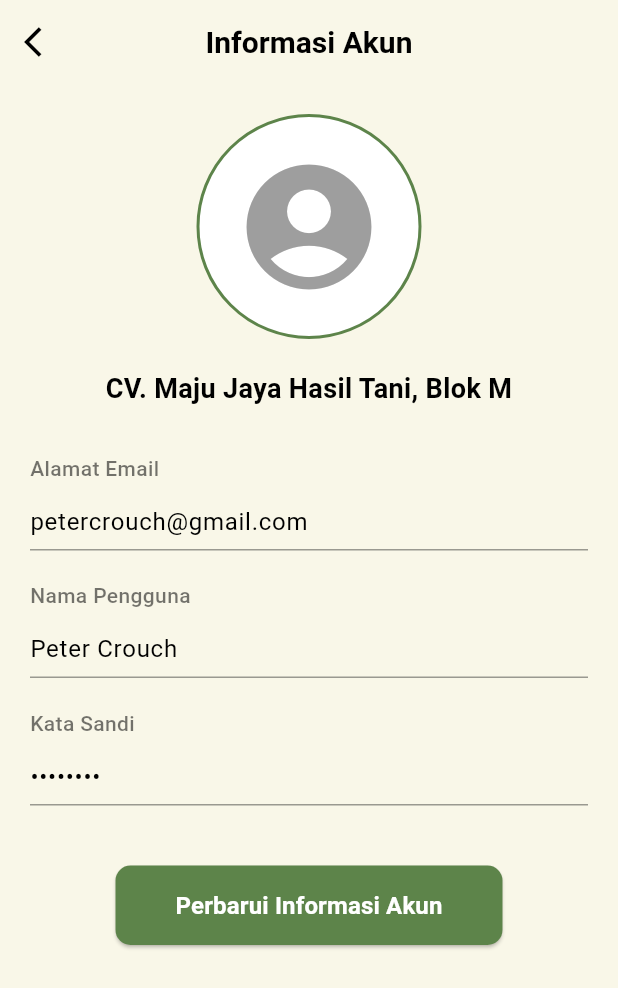
After one commit to anisaideliaa/FPTekberGroup3, a Flutter app: the InformasiAkunUsahaPage screen opened by its route, on a phone screen of 412 x 824 dp. The commit adds this screen. Shown: the top 988 px of the screen. Run offline on Flutter 3.47's test engine with Material 3 defaults, Android fonts, the phone set to English and light mode, and no system bars; Roboto replaces fonts that are missing (Poppins).

Commit message:
Menambahkan profil usaha baru dan mengedit main.dart

```diff
--- /dev/null
+++ b/lib/Pages/InformasiAkunUsaha.dart
@@ -0,0 +1,227 @@
+import 'package:flutter/material.dart';
+
+class InformasiAkunUsahaPage extends StatefulWidget {
+  const InformasiAkunUsahaPage({super.key});
+
+  @override
+  State<InformasiAkunUsahaPage> createState() => _InformasiAkunPageState();
+}
+
+class _InformasiAkunPageState extends State<InformasiAkunUsahaPage> {
+  // Controllers untuk setiap field input
+  final TextEditingController _namaUsahaController =
+      TextEditingController(text: 'CV. Maju Jaya Hasil Tani, Blok M');
+  final TextEditingController _emailController =
+      TextEditingController(text: 'petercrouch@gmail.com');
+  final TextEditingController _namaPenggunaController =
+      TextEditingController(text: 'Peter Crouch');
+  final TextEditingController _kataSandiController = TextEditingController(
+      text: '********'); // Representasi kata sandi tersembunyi
+
+  bool _isEditing = false; // State untuk mengontrol mode edit
+
+  @override
+  void dispose() {
+    // Pastikan untuk membuang controller saat widget di-dispose
+    _namaUsahaController.dispose();
+    _emailController.dispose();
+    _namaPenggunaController.dispose();
+    _kataSandiController.dispose();
+    super.dispose();
+  }
+
+  @override
+  Widget build(BuildContext context) {
+    return Scaffold(
+      backgroundColor: const Color(0xFFF9F7E8), // Warna latar belakang
+      appBar: AppBar(
+        backgroundColor: const Color(0xFFF9F7E8),
+        elevation: 0,
+        leading: IconButton(
+          icon: const Icon(Icons.arrow_back_ios, color: Colors.black),
+          onPressed: () {
+            Navigator.pop(
+                context); // Kembali ke halaman sebelumnya (ScreenProfileUsaha)
+          },
+        ),
+        title: const Text(
+          'Informasi Akun', // Judul halaman
+          style: TextStyle(
+            color: Colors.black,
+            fontWeight: FontWeight.bold,
+            fontSize: 20,
+            fontFamily: 'Poppins',
+          ),
+        ),
+        centerTitle: true, // Judul di tengah
+      ),
+      body: SingleChildScrollView(
+        padding: const EdgeInsets.all(20.0),
+        child: Column(
+          children: [
+            // Gambar Profil
+            Container(
+              width: 150,
+              height: 150,
+              decoration: BoxDecoration(
+                shape: BoxShape.circle,
+                color: Colors.white,
+                border: Border.all(color: const Color(0xFF5D844A), width: 2),
+              ),
+              child: const Icon(
+                Icons.account_circle, // Placeholder ikon orang
+                size: 100,
+                color: Colors.grey,
+              ),
+            ),
+            const SizedBox(height: 20),
+            // Nama Usaha
+            Text(
+              _namaUsahaController.text, // Teks ini tidak bisa diedit
+              textAlign: TextAlign.center,
+              style: const TextStyle(
+                fontSize: 18,
+                fontWeight: FontWeight.bold,
+                color: Colors.black,
+                fontFamily: 'Poppins',
+              ),
+            ),
+            const SizedBox(height: 30),
+
+            // Field Alamat Email
+            _buildTextField(
+              label: 'Alamat Email',
+              controller: _emailController,
+              isEnabled: _isEditing,
+              isObscureText: false,
+              suffixIcon: _isEditing ? Icons.edit : null,
+            ),
+            const SizedBox(height: 20),
+
+            // Field Nama Pengguna
+            _buildTextField(
+              label: 'Nama Pengguna',
+              controller: _namaPenggunaController,
+              isEnabled: _isEditing,
+              isObscureText: false,
+              suffixIcon: _isEditing ? Icons.edit : null,
+            ),
+            const SizedBox(height: 20),
+
+            // Field Kata Sandi
+            _buildTextField(
+              label: 'Kata Sandi',
+              controller: _kataSandiController,
+              isEnabled: _isEditing,
+              isObscureText: true, // Sembunyikan teks
+              suffixIcon: _isEditing ? Icons.edit : null,
+            ),
+            const SizedBox(height: 40),
+
+            // Tombol Perbarui/Simpan Informasi Akun
+            ElevatedButton(
+              onPressed: () {
+                setState(() {
+                  _isEditing = !_isEditing; // Toggle mode edit
+                });
+                if (!_isEditing) {
+                  // Jika beralih dari edit ke baca, berarti menyimpan perubahan
+                  _saveAccountInfo();
+                }
+              },
+              style: ElevatedButton.styleFrom(
+                backgroundColor: const Color(0xFF5D844A), // Warna tombol
+                shape: RoundedRectangleBorder(
+                  borderRadius: BorderRadius.circular(10), // Sudut melengkung
+                ),
+                padding:
+                    const EdgeInsets.symmetric(horizontal: 40, vertical: 15),
+              ),
+              child: Text(
+                _isEditing
+                    ? 'Simpan Informasi Akun'
+                    : 'Perbarui Informasi Akun',
+                style: const TextStyle(
+                  fontSize: 16,
+                  color: Colors.white,
+                  fontWeight: FontWeight.bold,
+                  fontFamily: 'Poppins',
+                ),
+              ),
+            ),
+          ],
+        ),
+      ),
+    );
+  }
+
+  // Widget pembantu untuk membuat TextField kustom
+  Widget _buildTextField({
+    required String label,
+    required TextEditingController controller,
+    required bool isEnabled,
+    bool isObscureText = false,
+    IconData? suffixIcon,
+  }) {
+    return Column(
+      crossAxisAlignment: CrossAxisAlignment.start,
+      children: [
+        Text(
+          label,
+          style: const TextStyle(
+            fontSize: 14,
+            color: Colors.black54, // Warna label
+            fontFamily: 'Poppins',
+            fontWeight: FontWeight.w500,
+          ),
+        ),
+        const SizedBox(height: 5),
+        TextField(
+          controller: controller,
+          enabled: isEnabled,
+          obscureText: isObscureText,
+          style: const TextStyle(
+            fontSize: 16,
+            color: Colors.black,
+            fontFamily: 'Poppins',
+          ),
+          decoration: InputDecoration(
+            isDense: true, // Membuat TextField lebih ringkas secara vertikal
+            contentPadding:
+                const EdgeInsets.symmetric(vertical: 8.0, horizontal: 0),
+            suffixIcon: suffixIcon != null
+                ? Icon(suffixIcon, color: Colors.black54, size: 20)
+                : null,
+            suffixIconConstraints:
+                const BoxConstraints(minWidth: 30, minHeight: 0),
+            enabledBorder: const UnderlineInputBorder(
+              borderSide:
+                  BorderSide(color: Colors.black38), // Garis bawah saat enable
+            ),
+            focusedBorder: const UnderlineInputBorder(
+              borderSide: BorderSide(
+                  color: Color(0xFF5D844A), width: 2), // Garis bawah saat fokus
+            ),
+            disabledBorder: const UnderlineInputBorder(
+              borderSide: BorderSide(
+                  color:
+                      Colors.black38), // Garis bawah saat disable (mode baca)
+            ),
+          ),
+          readOnly:
+              !isEnabled, // Membuat TextField hanya baca jika tidak dalam mode edit
+        ),
+      ],
+    );
+  }
+
+  // Fungsi untuk "menyimpan" informasi akun
+  void _saveAccountInfo() {
+    // Di sini Anda akan menambahkan logika untuk menyimpan data ke database atau API
+    // Contoh: print(_emailController.text);
+    //         print(_namaPenggunaController.text);
+    ScaffoldMessenger.of(context).showSnackBar(
+      const SnackBar(content: Text('Informasi akun berhasil diperbarui!')),
+    );
+  }
+}
--- a/lib/main.dart
+++ b/lib/main.dart
@@ -10,6 +10,8 @@ import 'package:pasar_tani_nelayan/Pages/AlamatPengguna.dart';
 import 'package:pasar_tani_nelayan/Pages/InformasiBank.dart';
 import 'package:pasar_tani_nelayan/Pages/GantiPassword.dart';
 import 'package:pasar_tani_nelayan/Pages/EditProfilUser.dart';
+import 'package:pasar_tani_nelayan/Pages/ScreenProfileUsaha.dart';
+import 'package:pasar_tani_nelayan/Pages/InformasiAkunUsaha.dart';
 
 void main() {
   runApp(const MyApp());
@@ -34,7 +36,7 @@ class MyApp extends StatelessWidget {
       routes: {
         '/': (context) => const TokoHomePage(),
         '/tambah_produk': (context) => const TambahProduk(),
-        '/profil_usaha': (context) => const BusinessProfilePage(),
+        '/navigasi_profil_user': (context) => const BusinessProfilePage(),
         '/edit_profile': (context) => const EditProfilePage(),
         '/profil_user': (context) => const ProfilUserPage(),
         '/riwayat_pesanan': (context) => const RiwayatPesananPage(),
@@ -43,6 +45,8 @@ class MyApp extends StatelessWidget {
         '/informasi_bank': (context) => const InformasiBankPage(),
         '/ganti_password': (context) => const GantiPasswordPage(),
         '/edit_profil_user': (context) => const EditProfilUserPage(),
+        '/navigasi_profile_usaha': (context) => const ScreenProfileUsaha(),
+        '/profil_usaha': (context) => const InformasiAkunUsahaPage(),
       },
     );
   }
```
Also changed, not shown: lib/Pages/ScreenProfileUsaha.dart (added, +208 -0 lines).
